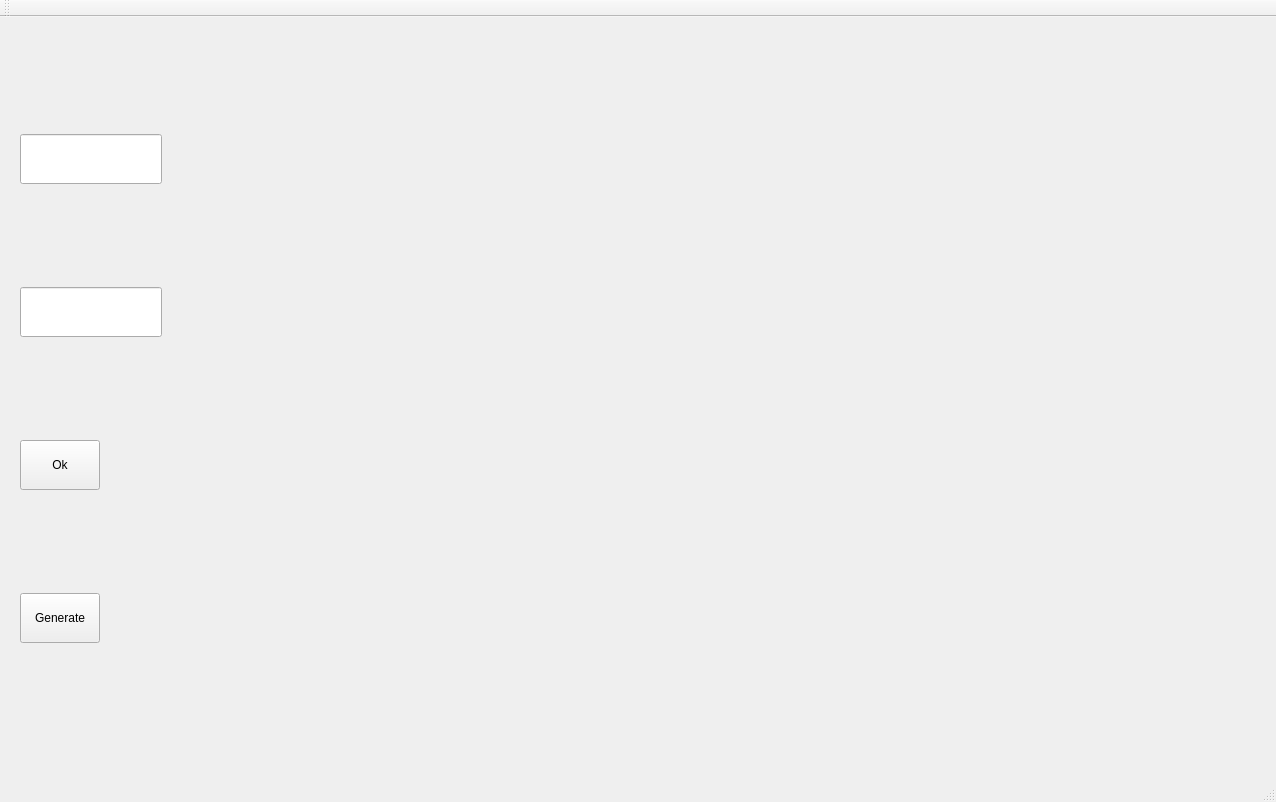
This is MonkeyPass/monkeypass.ui in nmartin867/MonkeyPass as Qt 5 draws it before an edit. The edited form follows.
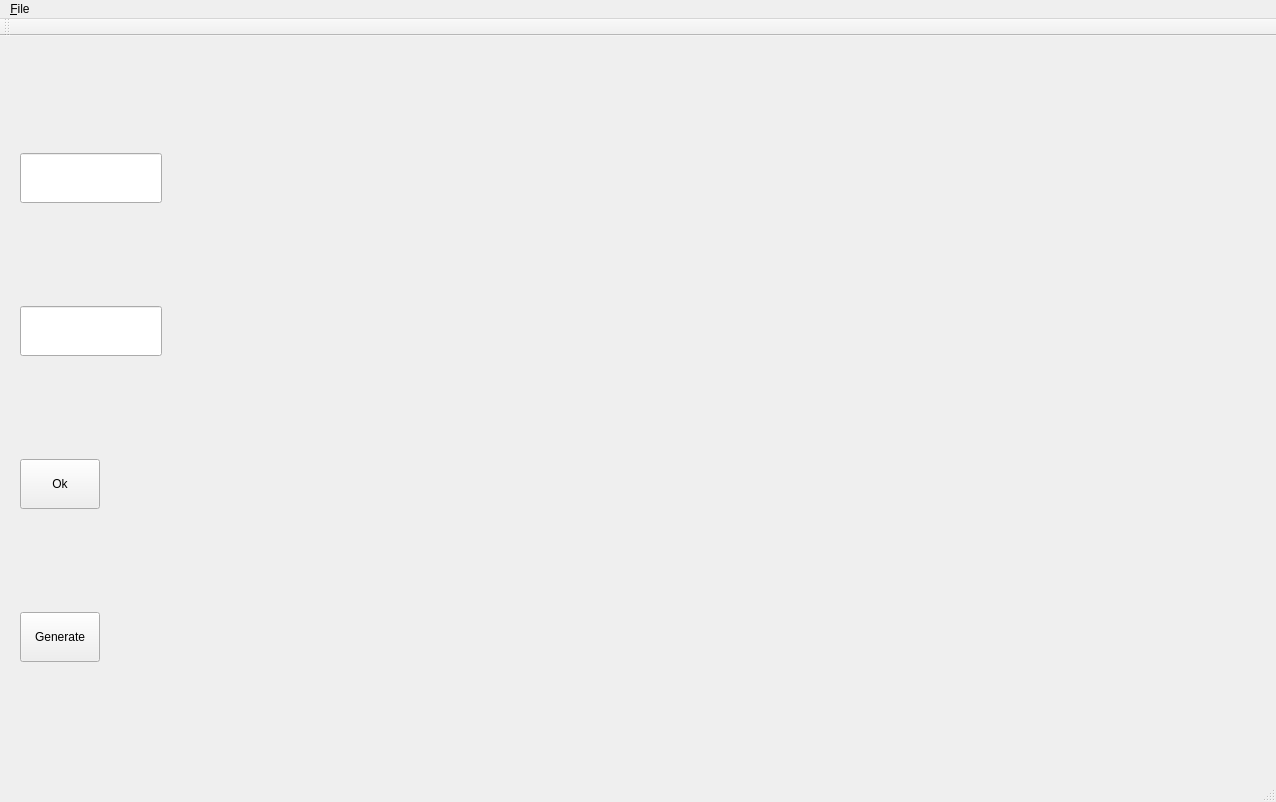
This is the edited form.

```diff
--- a/MonkeyPass/monkeypass.ui
+++ b/MonkeyPass/monkeypass.ui
@@ -124,6 +124,13 @@
      <height>23</height>
     </rect>
    </property>
+   <widget class="QMenu" name="menu_File">
+    <property name="title">
+     <string>&amp;File</string>
+    </property>
+    <addaction name="actionImport_Enpass_File"/>
+   </widget>
+   <addaction name="menu_File"/>
   </widget>
   <widget class="QToolBar" name="mainToolBar">
    <attribute name="toolBarArea">
```
Left out of the diff: 5 changed lines with no effect on the pictures.
